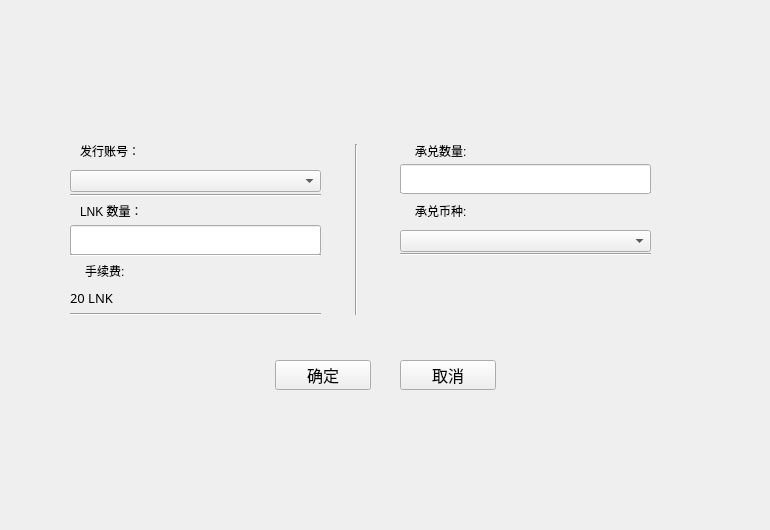
HcashOrg/hx-indicator, file poundage/PublishPoundageWidget.ui: the form before one commit.
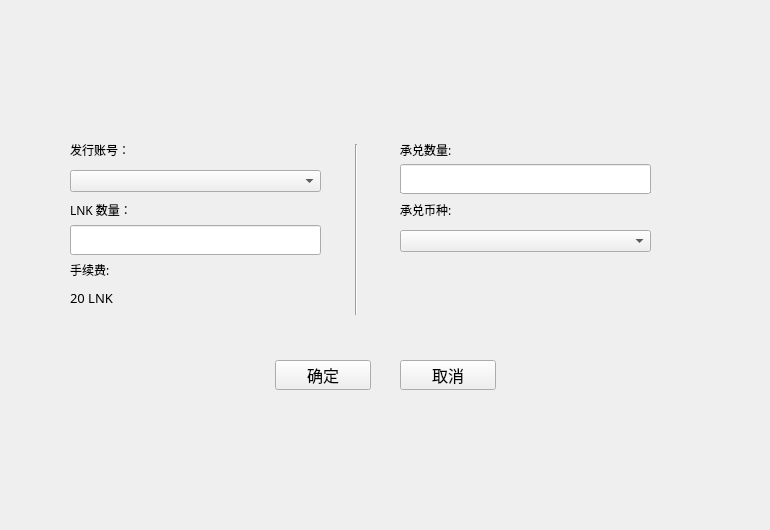
The form after the commit.

What changed in the file:
```diff
--- a/poundage/PublishPoundageWidget.ui
+++ b/poundage/PublishPoundageWidget.ui
@@ -10,22 +10,14 @@
     <height>530</height>
    </rect>
   </property>
+  <property name="font">
+   <font>
+    <family>微软雅黑</family>
+   </font>
+  </property>
   <property name="windowTitle">
    <string>Form</string>
   </property>
-  <widget class="Line" name="line">
-   <property name="geometry">
-    <rect>
-     <x>70</x>
-     <y>185</y>
-     <width>251</width>
-     <height>20</height>
-    </rect>
-   </property>
-   <property name="orientation">
-    <enum>Qt::Horizontal</enum>
-   </property>
-  </widget>
   <widget class="Line" name="line_2">
    <property name="geometry">
     <rect>
@@ -39,33 +31,7 @@
     <enum>Qt::Horizontal</enum>
    </property>
   </widget>
-  <widget class="Line" name="line_3">
-   <property name="geometry">
-    <rect>
-     <x>400</x>
-     <y>244</y>
-     <width>251</width>
-     <height>20</height>
-    </rect>
-   </property>
-   <property name="orientation">
-    <enum>Qt::Horizontal</enum>
-   </property>
-  </widget>
-  <widget class="Line" name="line_4">
-   <property name="geometry">
-    <rect>
-     <x>70</x>
-     <y>245</y>
-     <width>251</width>
-     <height>20</height>
-    </rect>
-   </property>
-   <property name="orientation">
-    <enum>Qt::Horizontal</enum>
-   </property>
-  </widget>
-  <widget class="QPushButton" name="pushButton_confirm">
+  <widget class="QToolButton" name="okBtn">
    <property name="geometry">
     <rect>
      <x>275</x>
@@ -104,10 +70,10 @@
   <widget class="QLabel" name="label">
    <property name="geometry">
     <rect>
-     <x>80</x>
+     <x>70</x>
      <y>135</y>
-     <width>81</width>
-     <height>31</height>
+     <width>200</width>
+     <height>30</height>
     </rect>
    </property>
    <property name="text">
@@ -127,10 +93,10 @@
   <widget class="QLabel" name="label_3">
    <property name="geometry">
     <rect>
-     <x>80</x>
+     <x>70</x>
      <y>195</y>
-     <width>81</width>
-     <height>31</height>
+     <width>200</width>
+     <height>30</height>
     </rect>
    </property>
    <property name="text">
@@ -140,10 +106,10 @@
   <widget class="QLabel" name="label_2">
    <property name="geometry">
     <rect>
-     <x>415</x>
+     <x>400</x>
      <y>135</y>
-     <width>81</width>
-     <height>31</height>
+     <width>200</width>
+     <height>30</height>
     </rect>
    </property>
    <property name="text">
@@ -153,10 +119,10 @@
   <widget class="QLabel" name="label_4">
    <property name="geometry">
     <rect>
-     <x>415</x>
+     <x>400</x>
      <y>195</y>
-     <width>81</width>
-     <height>31</height>
+     <width>200</width>
+     <height>30</height>
     </rect>
    </property>
    <property name="text">
@@ -173,26 +139,13 @@
     </rect>
    </property>
   </widget>
-  <widget class="Line" name="line_5">
-   <property name="geometry">
-    <rect>
-     <x>70</x>
-     <y>304</y>
-     <width>251</width>
-     <height>20</height>
-    </rect>
-   </property>
-   <property name="orientation">
-    <enum>Qt::Horizontal</enum>
-   </property>
-  </widget>
   <widget class="QLabel" name="label_5">
    <property name="geometry">
     <rect>
-     <x>85</x>
+     <x>70</x>
      <y>255</y>
-     <width>81</width>
-     <height>31</height>
+     <width>200</width>
+     <height>30</height>
     </rect>
    </property>
    <property name="text">
```
Left out of the diff: 8 changed lines with no effect on the pictures.
